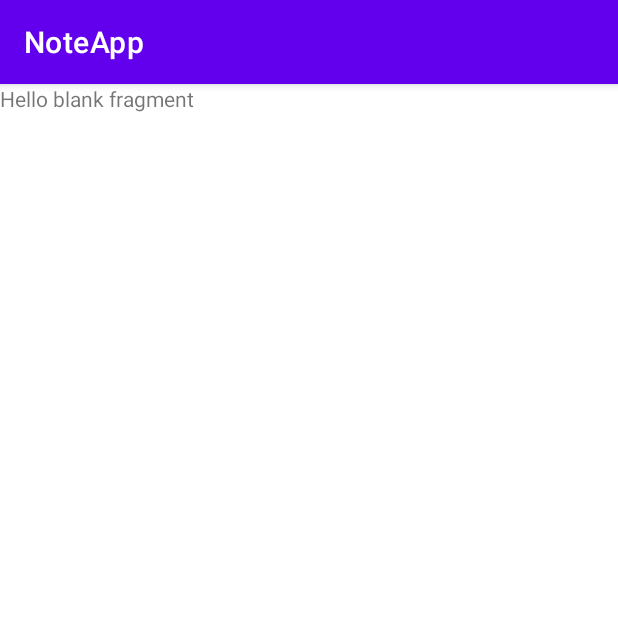
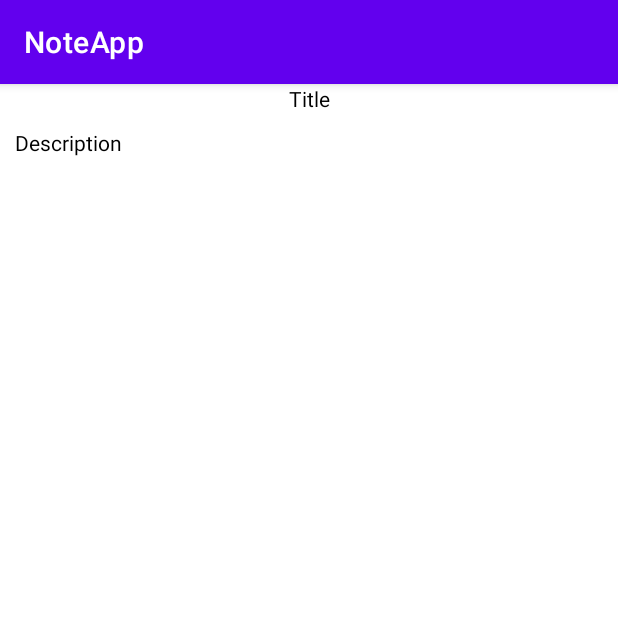
Before and after one commit to SurenOh/NoteApp, an Android app: the fragment DetailFragment shown on its own in the app's theme, on a phone screen of 412 x 824 dp, the top half of it. Run offline under Robolectric (Android 15) with nearby library versions, the phone set to English and light mode, and no system bars.

Commit message:
add viewBinding, navigation

```diff
--- a/app/build.gradle
+++ b/app/build.gradle
@@ -42,6 +42,8 @@ dependencies {
     implementation 'com.google.android.material:material:1.6.1'
     implementation 'androidx.constraintlayout:constraintlayout:2.1.4'
     implementation 'androidx.legacy:legacy-support-v4:1.0.0'
+    implementation 'androidx.navigation:navigation-fragment-ktx:2.5.2'
+    implementation 'androidx.navigation:navigation-ui-ktx:2.5.2'
     testImplementation 'junit:junit:4.13.2'
     androidTestImplementation 'androidx.test.ext:junit:1.1.3'
     androidTestImplementation 'androidx.test.espresso:espresso-core:3.4.0'
--- a/app/src/main/java/com/example/noteapp/screens/DetailFragment.kt
+++ b/app/src/main/java/com/example/noteapp/screens/DetailFragment.kt
@@ -6,14 +6,16 @@ import android.view.LayoutInflater
 import android.view.View
 import android.view.ViewGroup
 import com.example.noteapp.R
+import com.example.noteapp.databinding.FragmentDetailBinding
 
 class DetailFragment : Fragment() {
 
+    private lateinit var binding: FragmentDetailBinding
+
     override fun onCreateView(
-        inflater: LayoutInflater, container: ViewGroup?,
-        savedInstanceState: Bundle?
-    ): View? {
-        return inflater.inflate(R.layout.fragment_detail, container, false)
+        inflater: LayoutInflater, container: ViewGroup?, savedInstanceState: Bundle?): View? {
+        binding = FragmentDetailBinding.inflate(inflater, container, false)
+        return binding.root
     }
 
 }
--- a/app/src/main/res/layout/fragment_detail.xml
+++ b/app/src/main/res/layout/fragment_detail.xml
@@ -1,14 +1,30 @@
 <?xml version="1.0" encoding="utf-8"?>
-<FrameLayout xmlns:android="http://schemas.android.com/apk/res/android"
+<androidx.constraintlayout.widget.ConstraintLayout xmlns:android="http://schemas.android.com/apk/res/android"
+    xmlns:app="http://schemas.android.com/apk/res-auto"
     xmlns:tools="http://schemas.android.com/tools"
     android:layout_width="match_parent"
     android:layout_height="match_parent"
     tools:context=".screens.DetailFragment">
 
-    <!-- TODO: Update blank fragment layout -->
+    <TextView
+        android:id="@+id/title"
+        android:layout_width="match_parent"
+        android:layout_height="wrap_content"
+        android:text="Title"
+        app:layout_constraintEnd_toEndOf="parent"
+        app:layout_constraintStart_toStartOf="parent"
+        app:layout_constraintTop_toTopOf="parent"
+        android:gravity="center"
+        android:textColor="@color/black"/>
+
     <TextView
         android:layout_width="match_parent"
-        android:layout_height="match_parent"
-        android:text="@string/hello_blank_fragment" />
-
-</FrameLayout>
+        android:layout_height="0dp"
+        android:layout_margin="10dp"
+        android:text="Description"
+        android:textColor="@color/black"
+        app:layout_constraintBottom_toBottomOf="parent"
+        app:layout_constraintEnd_toEndOf="parent"
+        app:layout_constraintStart_toStartOf="parent"
+        app:layout_constraintTop_toBottomOf="@id/title" />
+</androidx.constraintlayout.widget.ConstraintLayout>
```
Also changed, not shown: app/src/main/java/com/example/noteapp/MainActivity.kt (+6 -1 lines), app/src/main/java/com/example/noteapp/screens/HomeFragment.kt (+7 -4 lines), app/src/main/res/layout/activity_main.xml (+7 -8 lines), app/src/main/res/layout/fragment_home.xml (+25 -7 lines), app/src/main/res/layout/note_item.xml (added, +43 -0 lines), app/src/main/res/navigation/main_navigation.xml (added, +22 -0 lines).
